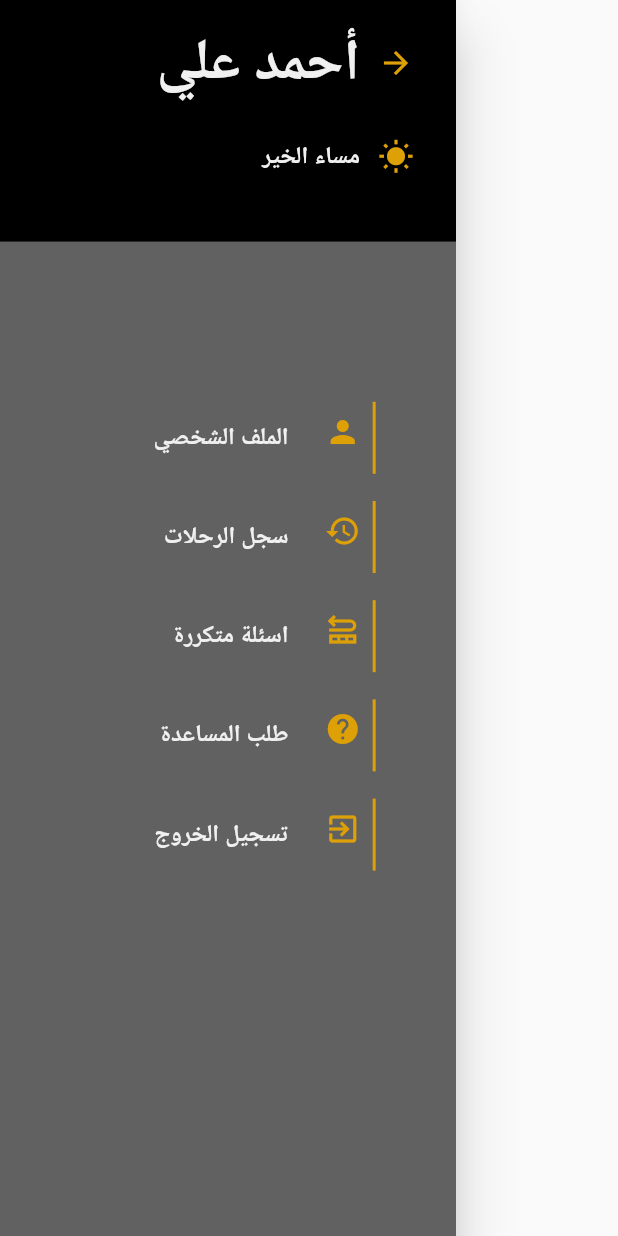
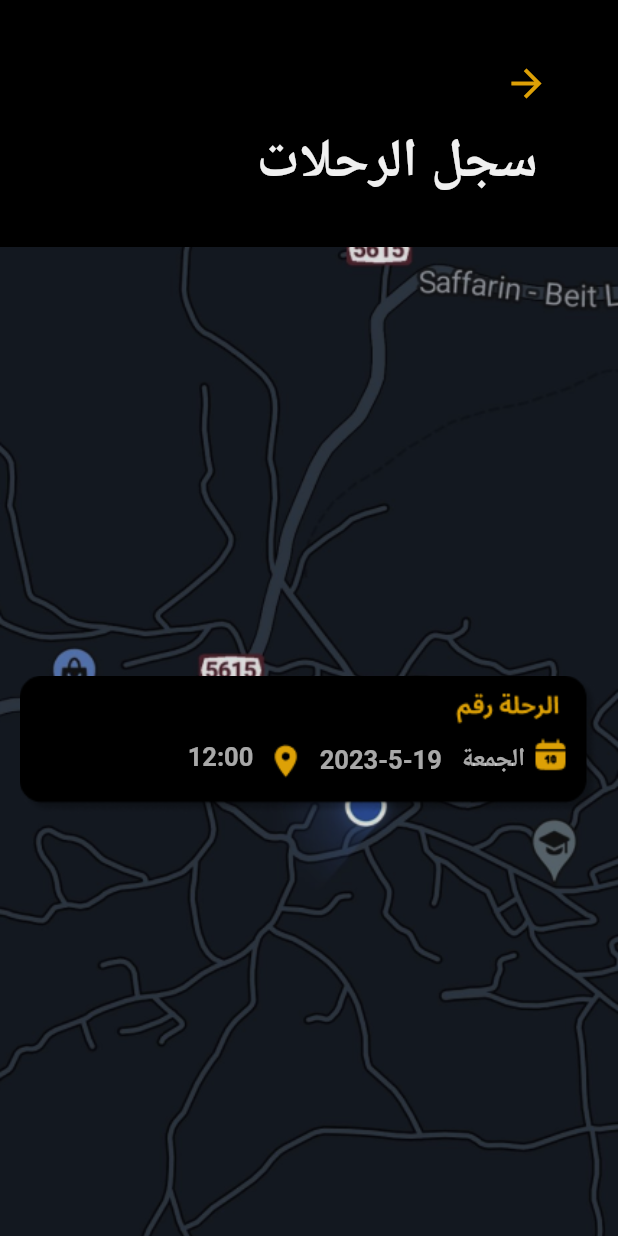
Before and after one commit to Mahmoud-Draidi/GraduationProject, a Flutter app: the MyDrawer widget shown alone on an empty page, opened directly, after a tap on "سجل الرحلات", on a phone screen of 412 x 824 dp. Run offline on Flutter 3.47's test engine with Material 2 defaults, Android fonts, the light colour scheme and no system bars; our stand-ins replace awesome_dialog, cloud_firestore, firebase_auth, firebase_core, google_fonts, shared_preferences; missing offline and left inert: flutter_cupertino_datetime_picker; accounts and stored records are empty; Roboto replaces fonts that are missing (Vazirmatn).

Commit message:
Histoy added

```diff
--- a/lib/screens/common_screens/my_drawer.dart
+++ b/lib/screens/common_screens/my_drawer.dart
@@ -1,7 +1,7 @@
 import 'package:flutter/material.dart';
 import 'package:google_fonts/google_fonts.dart';
 import 'package:mowasulatuna/screens/common_screens/profile_screen.dart';
-
+import 'package:mowasulatuna/screens/rider_screens/history.dart';
 class MyDrawer extends StatelessWidget {
   const MyDrawer({super.key});
 
@@ -165,7 +165,14 @@ class MyDrawer extends StatelessWidget {
                 mainAxisAlignment: MainAxisAlignment.end,
                 children: [
                   TextButton(
-                    onPressed: () {},
+                    onPressed: () {
+                      Navigator.push(
+                        context,
+                        MaterialPageRoute(
+                          builder: (context) => const HistoryScreen(),
+                        ),
+                      );
+                    },
                     child: Text(
                       "سجل الرحلات",
                       style: GoogleFonts.vazirmatn(
--- /dev/null
+++ b/lib/screens/rider_screens/history.dart
@@ -0,0 +1,151 @@
+import 'package:flutter/material.dart';
+import 'package:google_fonts/google_fonts.dart';
+import 'package:mowasulatuna/screens/common_screens/edit_profile_screen.dart';
+import 'package:mowasulatuna/screens/driver_screens/my_bus.dart';
+import 'package:flutter/cupertino.dart';
+import 'package:flutter/material.dart';
+import 'package:google_fonts/google_fonts.dart';
+import 'package:provider/provider.dart';
+import 'package:mowasulatuna/screens/rider_screens/info_screen.dart';
+import 'package:mowasulatuna/screens/rider_screens/history_details.dart';
+import '../../providers/book_provider.dart';
+//import 'package:mowasulatuna/screens/driver_screens/my_bus.dart';
+
+class HistoryScreen extends StatelessWidget {
+  const HistoryScreen({super.key});
+
+
+  @override
+  Widget build(BuildContext context) {
+    final pro = Provider.of<BookProvider>(context);
+    double h = MediaQuery.of(context).size.height;
+    double w = MediaQuery.of(context).size.width;
+
+
+    return Scaffold(
+
+      body: Column(
+        children: [
+          Container(
+            width: w,
+            height: h * 0.2,
+            color: Colors.black,
+            child: Column(
+              mainAxisAlignment: MainAxisAlignment.center,
+              crossAxisAlignment: CrossAxisAlignment.end,
+              children: [
+                Container(
+                  padding: EdgeInsets.only(right: w * 0.09),
+                  child: IconButton(
+                    onPressed: () {
+                      Navigator.pushReplacement(
+                        context,
+                        MaterialPageRoute(
+                          //MyBus() orrrrrrrrrrrrrrrrrrrrrrrrrrrrrrrrrrrrrr RHome()
+                          builder: (context) =>  MyBus(),
+                        ),
+                      );
+                    },
+                    icon: const Icon(
+                      Icons.arrow_forward,
+                      color: Color(0xffdda006),
+                      size: 30,
+                    ),
+                  ),
+                ),
+                SizedBox(
+                  height: h / 170,
+                ),
+                Container(
+                  padding: EdgeInsets.only(right: w * 0.13),
+                  child: Text(
+                    "سجل الرحلات",
+                    textAlign: TextAlign.right,
+                    style: GoogleFonts.vazirmatn(
+                      color: const Color(0xfff0f0f0),
+                      textStyle: const TextStyle(
+                        fontSize: 36,
+                        fontWeight: FontWeight.w700,
+                      ),
+                    ),
+                  ),
+                ),
+              ],
+            ),
+          ),
+          Container(
+          height: h*0.8,
+          width: w,
+          decoration: BoxDecoration(
+            image: DecorationImage(
+              image: AssetImage('assets/images/background.png'),
+              fit: BoxFit.cover,
+            ),
+          ),
+          child: Column(
+            mainAxisAlignment: MainAxisAlignment.start,
+            children: [
+              Expanded(
+                child: Stack(
+                  children: [GestureDetector(
+                    onTap: (){
+                      Navigator.pushReplacement(
+                        context,
+                        MaterialPageRoute(
+                          builder: (context) =>  HistoryDetails(),
+                        ),
+                      );
+                    },
+                    child: Container(
+                      margin: EdgeInsets.only(top: 10, bottom: 5),
+                      padding: EdgeInsets.only(top: 30, bottom: 30),
+                      decoration: BoxDecoration(
+                        image: DecorationImage(
+                          image: AssetImage(
+                              'assets/images/OneOfHistory.png'
+                          ),
+                        ),
+                      ),
+                    ),),
+                    Positioned(
+                      top: h*0.4,
+                      right: w*0.15,
+                      child: Text(
+                        pro.getDetailsDayDate(),
+                        textAlign: TextAlign.right,
+                        style: GoogleFonts.vazirmatn(
+                          color: Color(0xb2f0f0f0),
+                          textStyle: const TextStyle(
+                            fontSize: 17,
+                            fontWeight: FontWeight.w700,
+                          ),
+                        ),
+                      ),
+                    ),
+                    Positioned(
+                      top: h*0.4,
+                      right: w*0.59,
+                      child: Text(
+                        pro.getDetailsBookTime(),
+                        textAlign: TextAlign.right,
+                        style: GoogleFonts.vazirmatn(
+                          color: Color(0xb2f0f0f0),
+                          textStyle: const TextStyle(
+                            fontSize: 17,
+                            fontWeight: FontWeight.w700,
+                          ),
+                        ),
+                      ),
+                    ),
+                  ],
+                ),
+              ),
+            ],
+          ),
+        ),
+        ],
+      ),
+
+    );
+  }
+}
```
Also changed, not shown: lib/screens/driver_screens/history.dart (added, +151 -0 lines), lib/screens/driver_screens/history_details.dart (added, +203 -0 lines), lib/screens/rider_screens/history_details.dart (added, +203 -0 lines), assets/images/OneOfHistory.png (added), assets/images/historyDatailsForm.png (added), assets/images/historyDatailsFormDriver.png (added).
